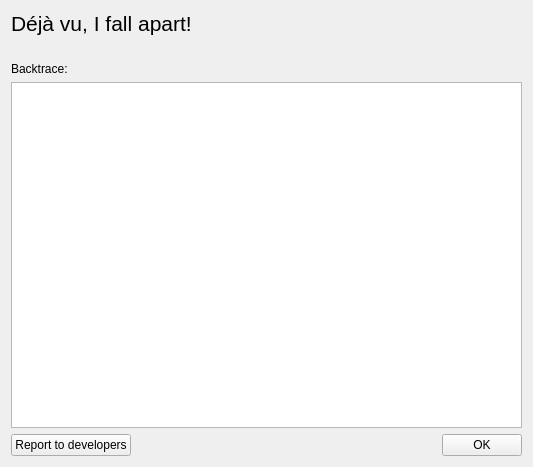
The window that src/gui/crashhandlerdialog.ui (echmet/CEval) describes before a commit, drawn with Qt 5.
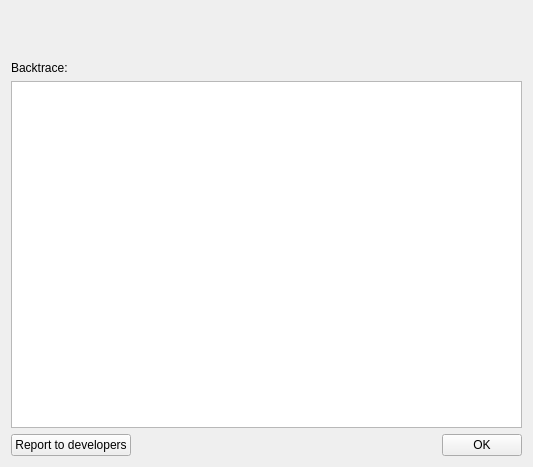
The same window after the commit.

Commit message: Improve the crash dialog displayed either during or after a crash

```diff
--- a/src/gui/crashhandlerdialog.ui
+++ b/src/gui/crashhandlerdialog.ui
@@ -22,7 +22,7 @@
       </font>
      </property>
      <property name="text">
-      <string>Déjà vu, I fall apart!</string>
+      <string>&lt;PLACEHOLDER&gt;</string>
      </property>
     </widget>
    </item>
```
The commit also changes 6 other files.
